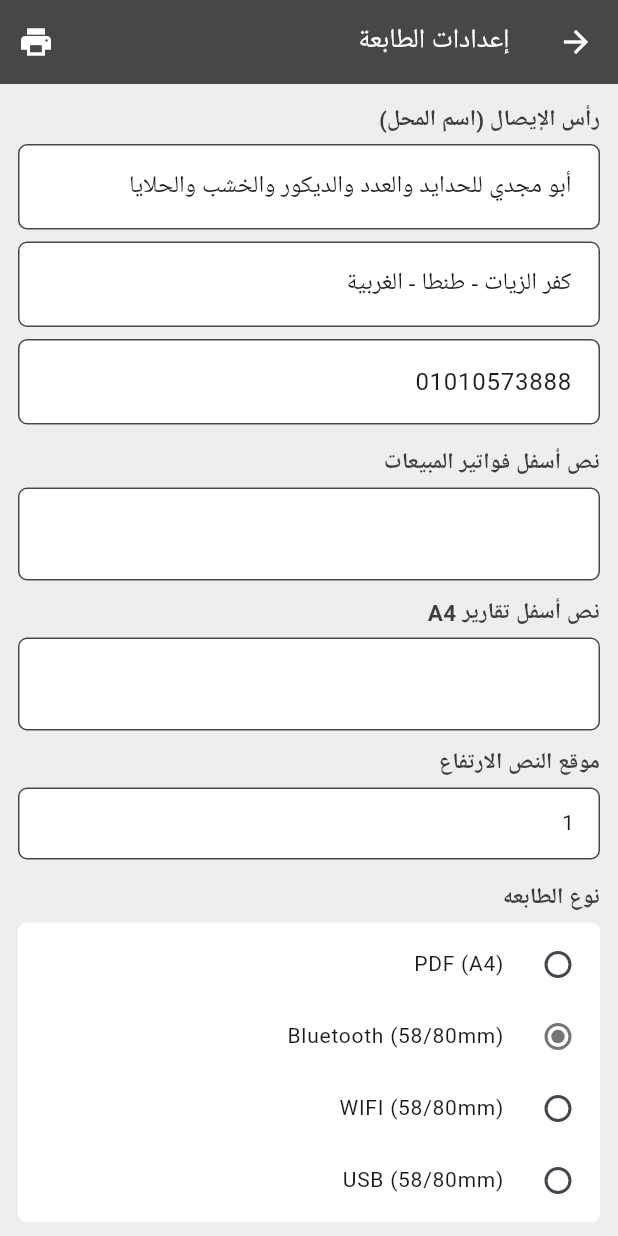
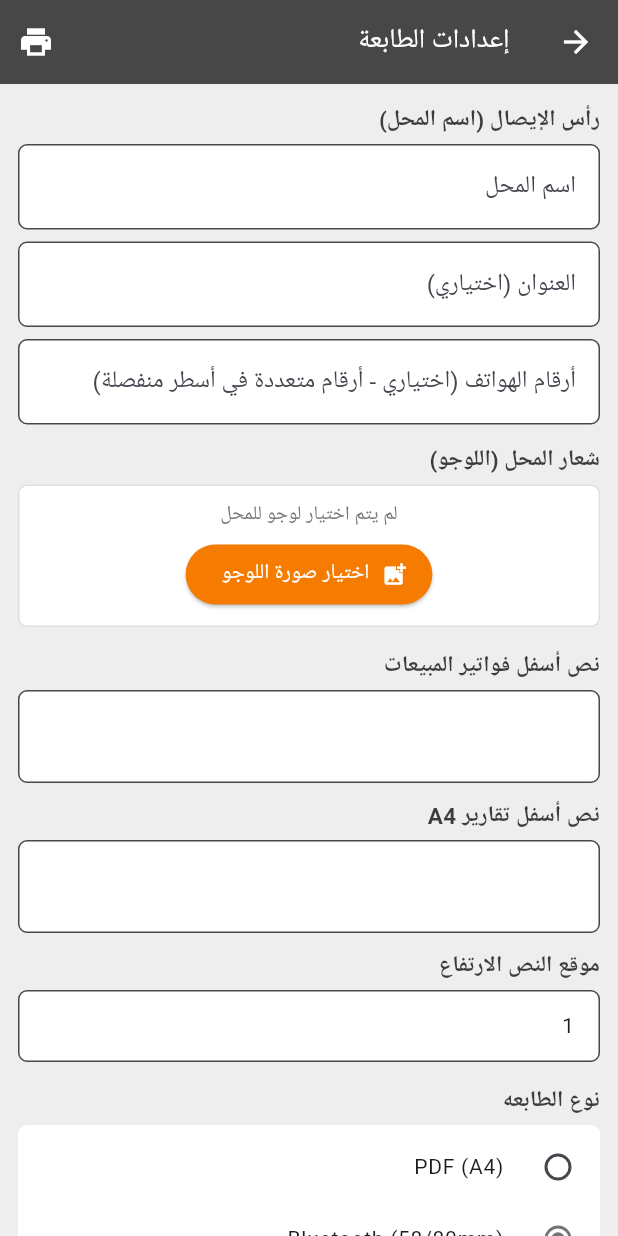
Before and after one commit to Mohamed00-Nour/kareem-store, a Flutter app: the PrinterSettingsPage screen opened directly, on a phone screen of 412 x 824 dp. Run offline on Flutter 3.47's test engine with Material 3 defaults, Android fonts, the phone set to English and light mode, and no system bars; our stand-ins replace cloud_firestore, connectivity_plus, file_picker, firebase_core, firebase_storage, flutter_bloc and 12 more; accounts and stored records are empty.

Commit message:
feat: unify store header & custom logo with multi-device firestore sync
- Add store logo upload & preview in PrinterSettingsPage.
- Unify store header and custom logo across all PDFs, PNG receipts, and prints.
- Sync printer settings and store header via Firebase Firestore across devices.
- Remove hardcoded default header strings and asset logo fallbacks.
- Fix client sales invoice layout check (isBuying) when sharing receipts.
- Add top padding and spacing above logo and header.

```diff
--- a/lib/Screeens/PrinterSettingsPage.dart
+++ b/lib/Screeens/PrinterSettingsPage.dart
@@ -1,7 +1,9 @@
+import 'dart:io';
 import 'package:flutter/foundation.dart';
 import 'package:flutter/material.dart';
 import 'package:flutter/services.dart';
 import 'package:flutter_screenutil/flutter_screenutil.dart';
+import 'package:image_picker/image_picker.dart';
 import '../Services/bluetooth_printer_service.dart';
 import '../Services/printer_settings_service.dart';
 import '../models/invoice_labels.dart';
@@ -29,6 +31,7 @@
 
   PrinterConnectionType _connectionType = PrinterConnectionType.bluetooth;
   InvoiceLabels _labels = const InvoiceLabels();
+  String _logoPath = '';
   bool _showCustomerAddressAndPhone = false;
   bool _showPreviousCustomerDebt = false;
   bool _printProductNameOnSeparateLine = false;
@@ -78,6 +81,7 @@
       _storeNameController.text = settings.receiptStoreName;
       _storeAddressController.text = settings.receiptStoreAddress;
       _storePhoneController.text = settings.receiptStorePhone;
+      _logoPath = settings.receiptLogoPath;
       _salesFooterController.text = settings.salesInvoiceFooter;
       _a4FooterController.text = settings.a4ReportFooter;
       _textHeightController.text = settings.textHeightPosition.toString();
@@ -113,6 +117,7 @@
       receiptStoreName: _storeNameController.text.trim(),
       receiptStoreAddress: _storeAddressController.text.trim(),
       receiptStorePhone: _storePhoneController.text.trim(),
+      receiptLogoPath: _logoPath,
       salesInvoiceFooter: _salesFooterController.text.trim(),
       a4ReportFooter: _a4FooterController.text.trim(),
       textHeightPosition: int.tryParse(_textHeightController.text) ?? 10,
@@ -140,6 +145,24 @@
       showProductImageOnInvoice: _showProductImageOnInvoice,
       labels: _labels,
     );
+  }
+
+  Future<void> _pickLogoImage() async {
+    try {
+      final picker = ImagePicker();
+      final picked = await picker.pickImage(source: ImageSource.gallery);
+      if (picked != null) {
+        setState(() {
+          _logoPath = picked.path;
+        });
+      }
+    } catch (e) {
+      if (mounted) {
+        ScaffoldMessenger.of(context).showSnackBar(
+          SnackBar(content: Text('خطأ أثناء اختيار اللوجو: $e')),
+        );
+      }
+    }
   }
 
   Future<void> _editInvoiceLabels() async {
@@ -483,14 +506,76 @@
                     SizedBox(height: 8.h),
                     TextField(
                       controller: _storePhoneController,
-                      keyboardType: TextInputType.phone,
+                      keyboardType: TextInputType.multiline,
+                      maxLines: null,
                       decoration: InputDecoration(
                         filled: true,
                         fillColor: Colors.white,
-                        hintText: 'رقم الهاتف (اختياري)',
+                        hintText: 'أرقام الهواتف (اختياري - أرقام متعددة في أسطر منفصلة)',
                         border: OutlineInputBorder(
                           borderRadius: BorderRadius.circular(6.r),
                         ),
+                      ),
+                    ),
+                    SizedBox(height: 12.h),
+                    _sectionLabel('شعار المحل (اللوجو)'),
+                    Container(
+                      padding: EdgeInsets.all(10.w),
+                      decoration: BoxDecoration(
+                        color: Colors.white,
+                        borderRadius: BorderRadius.circular(6.r),
+                        border: Border.all(color: Colors.grey.shade300),
+                      ),
+                      child: Column(
+                        crossAxisAlignment: CrossAxisAlignment.center,
+                        children: [
+                          if (_logoPath.isNotEmpty && File(_logoPath).existsSync()) ...[
+                            ClipRRect(
+                              borderRadius: BorderRadius.circular(6.r),
+                              child: Image.file(
+                                File(_logoPath),
+                                height: 80.h,
+                                fit: BoxFit.contain,
+                                errorBuilder: (_, __, ___) => Text(
+                                  'تعذر تحميل الصورة',
+                                  style: TextStyle(color: Colors.red, fontSize: 12.sp),
+                                ),
+                              ),
+                            ),
+                            SizedBox(height: 8.h),
+                            Row(
+                              mainAxisAlignment: MainAxisAlignment.center,
+                              children: [
+                                TextButton.icon(
+                                  onPressed: _pickLogoImage,
+                                  icon: const Icon(Icons.edit, size: 18),
+                                  label: const Text('تغيير اللوجو'),
+                                ),
+                                SizedBox(width: 12.w),
+                                TextButton.icon(
+                                  onPressed: () => setState(() => _logoPath = ''),
+                                  icon: const Icon(Icons.delete, size: 18, color: Colors.red),
+                                  label: const Text('حذف اللوجو', style: TextStyle(color: Colors.red)),
+                                ),
+                              ],
+                            ),
+                          ] else ...[
+                            Text(
+                              'لم يتم اختيار لوجو للمحل',
+                              style: TextStyle(fontSize: 13.sp, color: Colors.grey.shade600),
+                            ),
+                            SizedBox(height: 6.h),
+                            ElevatedButton.icon(
+                              onPressed: _pickLogoImage,
+                              style: ElevatedButton.styleFrom(
+                                backgroundColor: Colors.orange.shade700,
+                                foregroundColor: Colors.white,
+                              ),
+                              icon: const Icon(Icons.add_photo_alternate),
+                              label: const Text('اختيار صورة اللوجو'),
+                            ),
+                          ],
+                        ],
                       ),
                     ),
                     SizedBox(height: 14.h),
--- a/lib/Services/printer_settings_service.dart
+++ b/lib/Services/printer_settings_service.dart
@@ -1,28 +1,80 @@
+import 'dart:async';
 import 'dart:convert';
-
+import 'package:cloud_firestore/cloud_firestore.dart';
 import 'package:shared_preferences/shared_preferences.dart';
-
 import '../models/printer_settings.dart';
 
 class PrinterSettingsService {
   static const _storageKeyV2 = 'printer_settings_v2';
   static const _storageKeyV1 = 'printer_settings_v1';
+  static final _firestoreDoc =
+      FirebaseFirestore.instance.collection('settings').doc('printer_settings');
 
-  static Future<PrinterSettings> load() async {
-    final prefs = await SharedPreferences.getInstance();
+  static PrinterSettings _loadFromPrefs(SharedPreferences prefs) {
     var raw = prefs.getString(_storageKeyV2);
     raw ??= prefs.getString(_storageKeyV1);
     if (raw == null) return const PrinterSettings();
     try {
-      return PrinterSettings.fromMap(
-          jsonDecode(raw) as Map<String, dynamic>);
+      return PrinterSettings.fromMap(jsonDecode(raw) as Map<String, dynamic>);
     } catch (_) {
       return const PrinterSettings();
     }
   }
 
+  static Future<PrinterSettings> load() async {
+    final prefs = await SharedPreferences.getInstance();
+    var localSettings = _loadFromPrefs(prefs);
+
+    try {
+      final docSnap = await _firestoreDoc.get().timeout(const Duration(seconds: 3));
+      if (docSnap.exists && docSnap.data() != null) {
+        final remoteData = Map<String, dynamic>.from(docSnap.data()!);
+        // Merge remote fields into local settings while preserving local device logo path
+        final remoteSettings = PrinterSettings.fromMap(remoteData);
+        final merged = remoteSettings.copyWith(
+          receiptLogoPath: localSettings.receiptLogoPath,
+        );
+
+        // Cache merged settings locally
+        await prefs.setString(_storageKeyV2, jsonEncode(merged.toMap()));
+        return merged;
+      }
+    } catch (_) {
+      // Offline or timeout — return cached local settings
+    }
+
+    return localSettings;
+  }
+
   static Future<void> save(PrinterSettings settings) async {
     final prefs = await SharedPreferences.getInstance();
     await prefs.setString(_storageKeyV2, jsonEncode(settings.toMap()));
+
+    try {
+      final remoteMap = settings.toMap();
+      // Remove local file path before uploading so device-specific path isn't forced on others
+      remoteMap.remove('receiptLogoPath');
+      await _firestoreDoc.set(remoteMap, SetOptions(merge: true));
+    } catch (_) {
+      // Ignore network errors when offline; local save succeeded
+    }
+  }
+
+  static Stream<PrinterSettings> stream() {
+    return _firestoreDoc.snapshots().asyncMap((docSnap) async {
+      final prefs = await SharedPreferences.getInstance();
+      final localSettings = _loadFromPrefs(prefs);
+
+      if (docSnap.exists && docSnap.data() != null) {
+        final remoteData = Map<String, dynamic>.from(docSnap.data()!);
+        final remoteSettings = PrinterSettings.fromMap(remoteData);
+        final merged = remoteSettings.copyWith(
+          receiptLogoPath: localSettings.receiptLogoPath,
+        );
+        await prefs.setString(_storageKeyV2, jsonEncode(merged.toMap()));
+        return merged;
+      }
+      return localSettings;
+    });
   }
 }
--- a/lib/Services/sales_invoice_image_service.dart
+++ b/lib/Services/sales_invoice_image_service.dart
@@ -131,6 +131,7 @@
                 storeName: settings.receiptStoreName,
                 storeAddress: settings.receiptStoreAddress,
                 storePhone: settings.receiptStorePhone,
+                logoPath: settings.receiptLogoPath,
                 showStoreHeader: showStoreHeader,
                 showClientAndMeta: showClientAndMeta,
                 showCompactHeader: showCompactHeader,
--- a/lib/models/printer_settings.dart
+++ b/lib/models/printer_settings.dart
@@ -19,6 +19,7 @@
   final String receiptStoreName;
   final String receiptStoreAddress;
   final String receiptStorePhone;
+  final String receiptLogoPath;
   final String salesInvoiceFooter;
   final String a4ReportFooter;
   final int textHeightPosition;
@@ -47,10 +48,10 @@
   final InvoiceLabels labels;
 
   const PrinterSettings({
-    this.receiptStoreName =
-        'أبو مجدي للحدايد والعدد والديكور والخشب والحلايا',
-    this.receiptStoreAddress = 'كفر الزيات - طنطا - الغربية',
-    this.receiptStorePhone = '01010573888',
+    this.receiptStoreName = '',
+    this.receiptStoreAddress = '',
+    this.receiptStorePhone = '',
+    this.receiptLogoPath = '',
     this.salesInvoiceFooter = '',
     this.a4ReportFooter = '',
     this.textHeightPosition = 1,
@@ -83,6 +84,7 @@
     String? receiptStoreName,
     String? receiptStoreAddress,
     String? receiptStorePhone,
+    String? receiptLogoPath,
     String? salesInvoiceFooter,
     String? a4ReportFooter,
     int? textHeightPosition,
@@ -114,6 +116,7 @@
       receiptStoreName: receiptStoreName ?? this.receiptStoreName,
       receiptStoreAddress: receiptStoreAddress ?? this.receiptStoreAddress,
       receiptStorePhone: receiptStorePhone ?? this.receiptStorePhone,
+      receiptLogoPath: receiptLogoPath ?? this.receiptLogoPath,
       salesInvoiceFooter: salesInvoiceFooter ?? this.salesInvoiceFooter,
       a4ReportFooter: a4ReportFooter ?? this.a4ReportFooter,
       textHeightPosition: textHeightPosition ?? this.textHeightPosition,
@@ -155,6 +158,7 @@
         'receiptStoreName': receiptStoreName,
         'receiptStoreAddress': receiptStoreAddress,
         'receiptStorePhone': receiptStorePhone,
+        'receiptLogoPath': receiptLogoPath,
         'salesInvoiceFooter': salesInvoiceFooter,
         'a4ReportFooter': a4ReportFooter,
         'textHeightPosition': textHeightPosition,
@@ -185,11 +189,10 @@
 
   factory PrinterSettings.fromMap(Map<String, dynamic> map) {
     return PrinterSettings(
-      receiptStoreName: map['receiptStoreName'] as String? ??
-          'أبو مجدي للحدايد والعدد والديكور والخشب والحلايا',
-      receiptStoreAddress: map['receiptStoreAddress'] as String? ??
-          'كفر الزيات - طنطا - الغربية',
-      receiptStorePhone: map['receiptStorePhone'] as String? ?? '01010573888',
+      receiptStoreName: map['receiptStoreName'] as String? ?? '',
+      receiptStoreAddress: map['receiptStoreAddress'] as String? ?? '',
+      receiptStorePhone: map['receiptStorePhone'] as String? ?? '',
+      receiptLogoPath: map['receiptLogoPath'] as String? ?? '',
       salesInvoiceFooter: map['salesInvoiceFooter'] as String? ?? '',
       a4ReportFooter: map['a4ReportFooter'] as String? ?? '',
       textHeightPosition: map['textHeightPosition'] as int? ?? 1,
@@ -222,8 +225,9 @@
       showTaxQrOnInvoice: map['showTaxQrOnInvoice'] as bool? ?? false,
       showProductImageOnInvoice:
           map['showProductImageOnInvoice'] as bool? ?? false,
-      labels: InvoiceLabels.fromMap(
-          map['labels'] as Map<String, dynamic>?),
+      labels: map['labels'] is Map
+          ? InvoiceLabels.fromMap(map['labels'] as Map<String, dynamic>)
+          : const InvoiceLabels(),
     );
   }
 }
```
Also changed, not shown: lib/Screeens/ExpensesDetails.dart (+47 -3 lines), lib/Services/client_statement_pdf_service.dart (+65 -26 lines), lib/Services/daily_invoices_pdf_service.dart (+24 -4 lines), lib/Services/header_helper.dart (added, +36 -0 lines), lib/Services/invoice_print_formatter.dart (+8 -16 lines), lib/Services/products_list_pdf_service.dart (+19 -6 lines), lib/Services/sales_invoice_pdf_service.dart (+14 -13 lines), lib/Services/supplier_statement_pdf_service.dart (+45 -22 lines), lib/Widgets/invoice_receipt_card.dart (+34 -27 lines), 8 other files.
